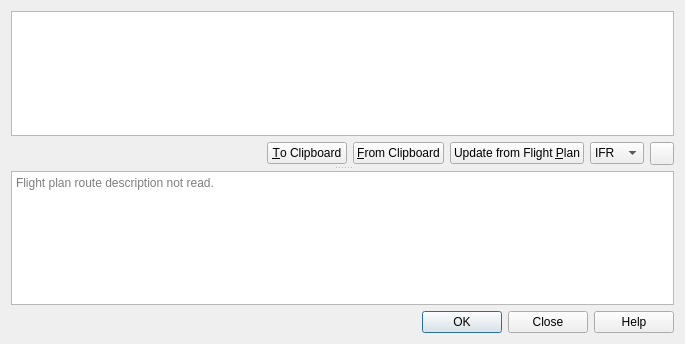
This is src/routestring/routestringdialog.ui in albar965/littlenavmap as Qt 5 draws it before an edit. The edited form follows.
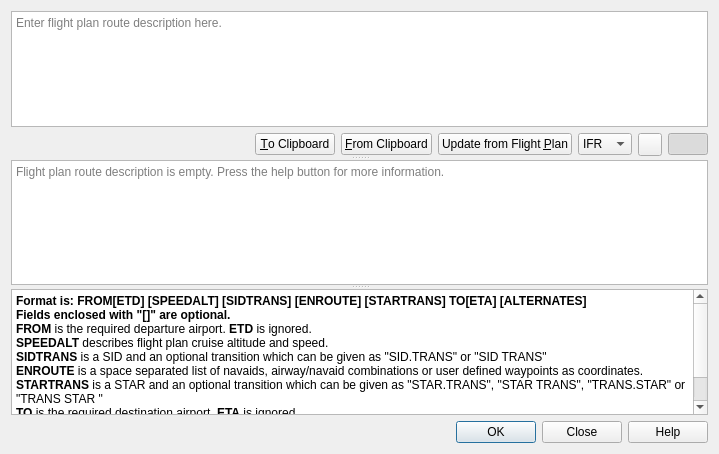
This is the edited form. Icons and pictures are not drawn.

Commit message: Added separate help are in route description window. Open or close this with the blue help button on the right.

Diff of the .ui file:
```diff
--- a/src/routestring/routestringdialog.ui
+++ b/src/routestring/routestringdialog.ui
@@ -6,8 +6,8 @@
    <rect>
     <x>0</x>
     <y>0</y>
-    <width>685</width>
-    <height>344</height>
+    <width>719</width>
+    <height>454</height>
    </rect>
   </property>
   <property name="sizePolicy">
@@ -22,14 +22,11 @@
   <layout class="QVBoxLayout" name="verticalLayout_5">
    <item>
     <widget class="QSplitter" name="splitterRouteString">
-     <property name="frameShape">
-      <enum>QFrame::NoFrame</enum>
-     </property>
      <property name="orientation">
       <enum>Qt::Vertical</enum>
      </property>
      <property name="handleWidth">
-      <number>6</number>
+      <number>4</number>
      </property>
      <widget class="QWidget" name="verticalLayoutWidget">
       <layout class="QVBoxLayout" name="verticalLayoutRouteStringTop">
@@ -53,11 +50,8 @@
          <property name="tabChangesFocus">
           <bool>true</bool>
          </property>
-         <property name="plainText">
-          <string/>
-         </property>
          <property name="placeholderText">
-          <string>Enter flight plan route description.</string>
+          <string>Enter flight plan route description here.</string>
          </property>
         </widget>
        </item>
@@ -149,32 +143,64 @@
            </property>
           </widget>
          </item>
+         <item>
+          <widget class="QPushButton" name="pushButtonRouteStringShowHelp">
+           <property name="toolTip">
+            <string>&lt;html&gt;&lt;head/&gt;&lt;body&gt;&lt;p&gt;Toggle visibility of help area&lt;/p&gt;&lt;/body&gt;&lt;/html&gt;</string>
+           </property>
+           <property name="text">
+            <string/>
+           </property>
+           <property name="icon">
+            <iconset resource="../../littlenavmap.qrc">
+             <normaloff>:/littlenavmap/resources/icons/help.svg</normaloff>:/littlenavmap/resources/icons/help.svg</iconset>
+           </property>
+           <property name="checkable">
+            <bool>true</bool>
+           </property>
+           <property name="checked">
+            <bool>true</bool>
+           </property>
+          </widget>
+         </item>
         </layout>
        </item>
       </layout>
      </widget>
-     <widget class="QWidget" name="verticalLayoutWidget_2">
-      <layout class="QVBoxLayout" name="verticalLayoutRouteStringBottom">
-       <item>
-        <widget class="QTextEdit" name="textEditRouteStringErrors">
-         <property name="acceptDrops">
-          <bool>false</bool>
-         </property>
-         <property name="toolTip">
-          <string>Display messages, warnings or errors when reading the route description.</string>
-         </property>
-         <property name="tabChangesFocus">
-          <bool>true</bool>
-         </property>
-         <property name="textInteractionFlags">
-          <set>Qt::TextSelectableByKeyboard|Qt::TextSelectableByMouse</set>
-         </property>
-         <property name="placeholderText">
-          <string>Flight plan route description not read.</string>
-         </property>
-        </widget>
-       </item>
-      </layout>
+     <widget class="QTextEdit" name="textEditRouteStringErrors">
+      <property name="acceptDrops">
+       <bool>false</bool>
+      </property>
+      <property name="tabChangesFocus">
+       <bool>true</bool>
+      </property>
+      <property name="textInteractionFlags">
+       <set>Qt::TextSelectableByKeyboard|Qt::TextSelectableByMouse</set>
+      </property>
+      <property name="placeholderText">
+       <string>Flight plan route description is empty. Press the help button for more information.</string>
+      </property>
+     </widget>
+     <widget class="QTextEdit" name="textEditSyntaxHelp">
+      <property name="readOnly">
+       <bool>true</bool>
+      </property>
+      <property name="html">
+       <string>&lt;!DOCTYPE HTML PUBLIC &quot;-//W3C//DTD HTML 4.0//EN&quot; &quot;http://www.w3.org/TR/REC-html40/strict.dtd&quot;&gt;
+&lt;html&gt;&lt;head&gt;&lt;meta name=&quot;qrichtext&quot; content=&quot;1&quot; /&gt;&lt;style type=&quot;text/css&quot;&gt;
+p, li { white-space: pre-wrap; }
+&lt;/style&gt;&lt;/head&gt;&lt;body style=&quot; font-family:'Ubuntu'; font-size:9pt; font-weight:400; font-style:normal;&quot;&gt;
+&lt;p style=&quot; margin-top:0px; margin-bottom:0px; margin-left:0px; margin-right:0px; -qt-block-indent:0; text-indent:0px;&quot;&gt;&lt;span style=&quot; font-weight:600;&quot;&gt;Format is: FROM[ETD] [SPEEDALT] [SIDTRANS] [ENROUTE] [STARTRANS] TO[ETA] [ALTERNATES]&lt;/span&gt;&lt;/p&gt;
+&lt;p style=&quot; margin-top:0px; margin-bottom:0px; margin-left:0px; margin-right:0px; -qt-block-indent:0; text-indent:0px;&quot;&gt;&lt;span style=&quot; font-weight:600;&quot;&gt;Fields enclosed with &amp;quot;[]&amp;quot; are optional.&lt;/span&gt;&lt;/p&gt;
+&lt;p style=&quot; margin-top:0px; margin-bottom:0px; margin-left:0px; margin-right:0px; -qt-block-indent:0; text-indent:0px;&quot;&gt;&lt;span style=&quot; font-weight:600;&quot;&gt;FROM&lt;/span&gt; is the required departure airport. &lt;span style=&quot; font-weight:600;&quot;&gt;ETD&lt;/span&gt; is ignored.&lt;/p&gt;
+&lt;p style=&quot; margin-top:0px; margin-bottom:0px; margin-left:0px; margin-right:0px; -qt-block-indent:0; text-indent:0px;&quot;&gt;&lt;span style=&quot; font-weight:600;&quot;&gt;SPEEDALT&lt;/span&gt; describes flight plan cruise altitude and speed.&lt;/p&gt;
+&lt;p style=&quot; margin-top:0px; margin-bottom:0px; margin-left:0px; margin-right:0px; -qt-block-indent:0; text-indent:0px;&quot;&gt;&lt;span style=&quot; font-weight:600;&quot;&gt;SIDTRANS&lt;/span&gt; is a SID and an optional transition which can be given as &amp;quot;SID.TRANS&amp;quot; or &amp;quot;SID TRANS&amp;quot;&lt;/p&gt;
+&lt;p style=&quot; margin-top:0px; margin-bottom:0px; margin-left:0px; margin-right:0px; -qt-block-indent:0; text-indent:0px;&quot;&gt;&lt;span style=&quot; font-weight:600;&quot;&gt;ENROUTE&lt;/span&gt; is a space separated list of navaids, airway/navaid combinations or user defined waypoints as coordinates.&lt;/p&gt;
+&lt;p style=&quot; margin-top:0px; margin-bottom:0px; margin-left:0px; margin-right:0px; -qt-block-indent:0; text-indent:0px;&quot;&gt;&lt;span style=&quot; font-weight:600;&quot;&gt;STARTRANS&lt;/span&gt; is a STAR and an optional transition which can be given as &amp;quot;STAR.TRANS&amp;quot;, &amp;quot;STAR TRANS&amp;quot;, &amp;quot;TRANS.STAR&amp;quot; or &amp;quot;TRANS STAR &amp;quot;&lt;/p&gt;
+&lt;p style=&quot; margin-top:0px; margin-bottom:0px; margin-left:0px; margin-right:0px; -qt-block-indent:0; text-indent:0px;&quot;&gt;&lt;span style=&quot; font-weight:600;&quot;&gt;TO&lt;/span&gt; is the required destination airport. &lt;span style=&quot; font-weight:600;&quot;&gt;ETA&lt;/span&gt; is ignored.&lt;/p&gt;
+&lt;p style=&quot; margin-top:0px; margin-bottom:0px; margin-left:0px; margin-right:0px; -qt-block-indent:0; text-indent:0px;&quot;&gt;&lt;span style=&quot; font-weight:600;&quot;&gt;ALTERNATES&lt;/span&gt; is a list of alternate or enroute airports depending on selected option.&lt;/p&gt;
+&lt;p style=&quot; margin-top:0px; margin-bottom:0px; margin-left:0px; margin-right:0px; -qt-block-indent:0; text-indent:0px;&quot;&gt;&lt;span style=&quot; font-weight:600;&quot;&gt;Press the help button to open the online manual for more information.&lt;/span&gt;&lt;/p&gt;&lt;/body&gt;&lt;/html&gt;</string>
+      </property>
      </widget>
     </widget>
    </item>
```
Left out of the diff: 15 changed lines with no effect on the pictures. The commit also changes 2 other files.
